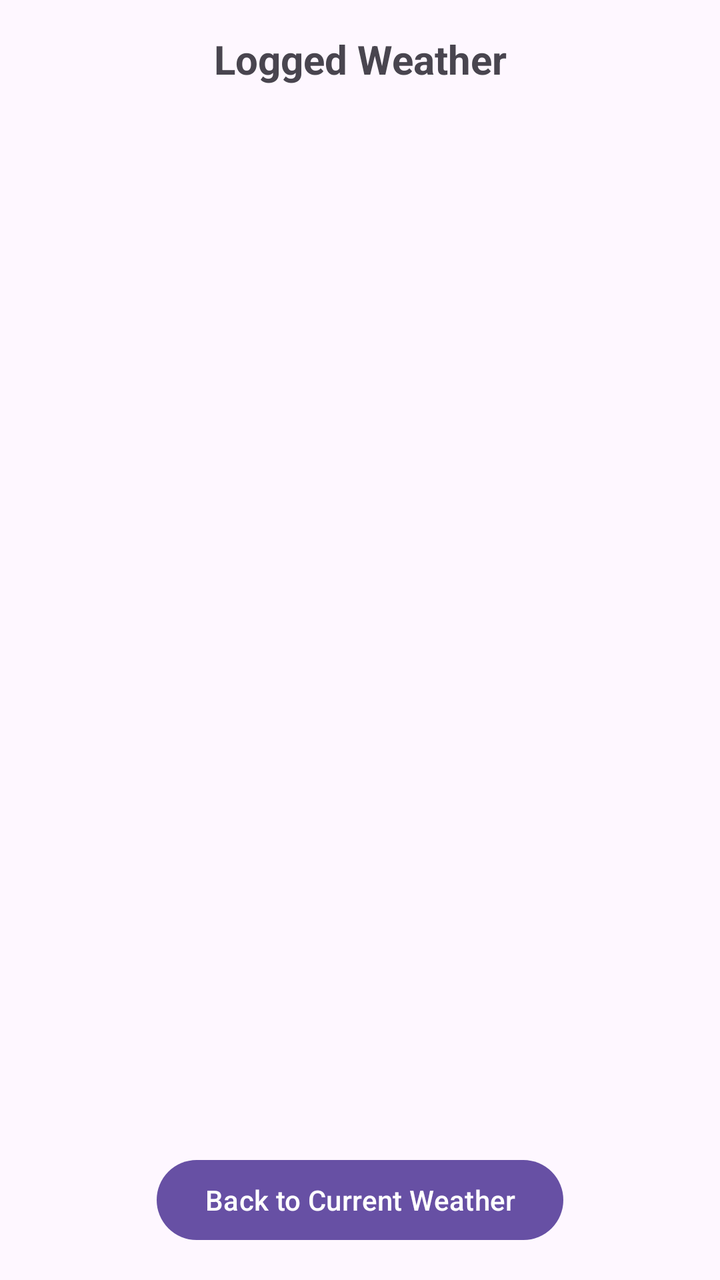
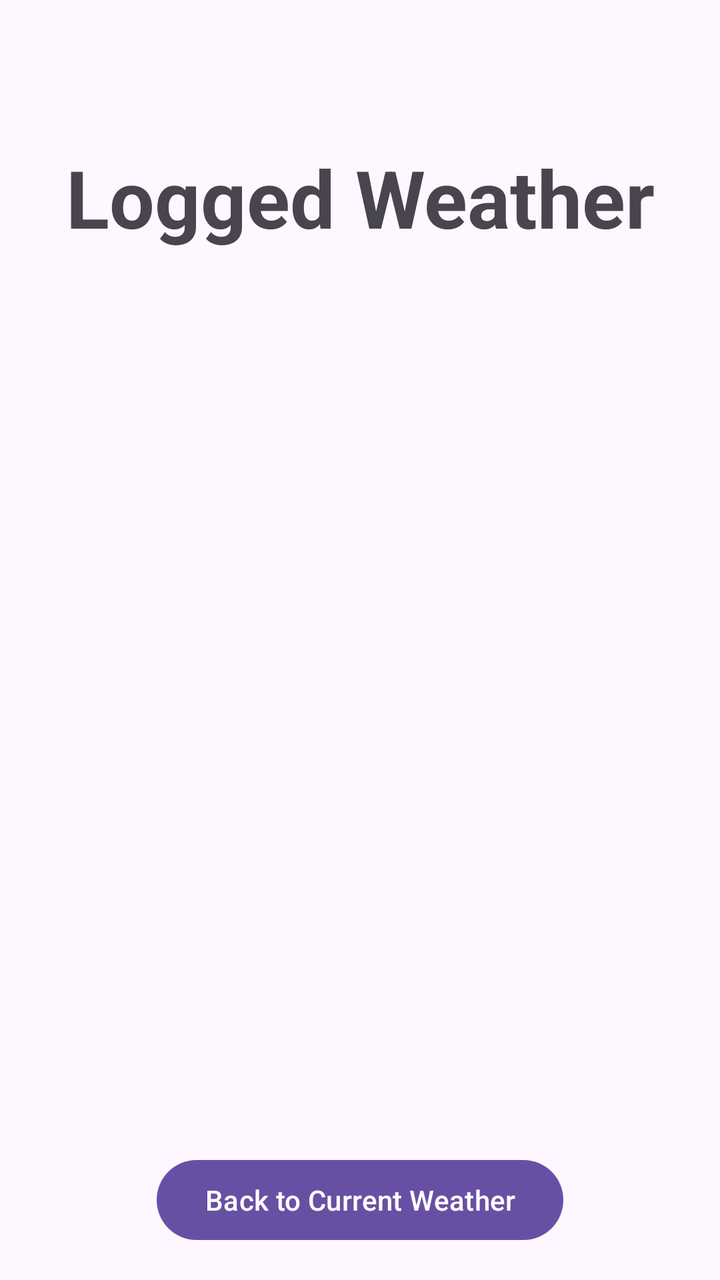

Before-and-after screenshots of an Android layout around one commit, followed by the original layout XML and the change that was made.
<!-- AndroidManifest.xml: application theme Theme.WeatherApp -->
<!-- res/layout/activity_history.xml -->
<?xml version="1.0" encoding="utf-8"?>
<androidx.constraintlayout.widget.ConstraintLayout
    xmlns:android="http://schemas.android.com/apk/res/android"
    xmlns:app="http://schemas.android.com/apk/res-auto"
    android:layout_width="match_parent"
    android:layout_height="match_parent">

    <TextView
        android:id="@+id/headerText"
        android:layout_width="0dp"
        android:layout_height="wrap_content"
        android:text="Logged Weather"
        android:textSize="20sp"
        android:textStyle="bold"
        app:layout_constraintTop_toTopOf="parent"
        app:layout_constraintStart_toStartOf="parent"
        app:layout_constraintEnd_toEndOf="parent"
        android:padding="16dp"
        android:gravity="center"/>

    <androidx.recyclerview.widget.RecyclerView
        android:id="@+id/historyRecyclerView"
        android:layout_width="0dp"
        android:layout_height="0dp"
        android:scrollbars="vertical"
        app:layout_constraintTop_toBottomOf="@+id/headerText"
        app:layout_constraintBottom_toTopOf="@+id/backButton"
        app:layout_constraintStart_toStartOf="parent"
        app:layout_constraintEnd_toEndOf="parent"/>

    <Button
        android:id="@+id/backButton"
        android:layout_width="wrap_content"
        android:layout_height="wrap_content"
        android:text="Back to Current Weather"
        app:layout_constraintBottom_toBottomOf="parent"
        app:layout_constraintStart_toStartOf="parent"
        app:layout_constraintEnd_toEndOf="parent"
        android:layout_marginTop="16dp"
        android:layout_marginBottom="16dp"/>

</androidx.constraintlayout.widget.ConstraintLayout>
<!-- resources referenced by this layout -->
<resources>
  <style name="Theme.WeatherApp" parent="Base.Theme.WeatherApp" />
  <style name="Base.Theme.WeatherApp" parent="Theme.Material3.DayNight.NoActionBar">
          
          
      </style>
</resources>

<!-- the commit's change to res/layout/activity_history.xml (unified diff, before → after) -->
@@ -9,22 +9,24 @@
         android:id="@+id/headerText"
         android:layout_width="0dp"
         android:layout_height="wrap_content"
+        android:layout_marginTop="56dp"
+        android:gravity="center"
+        android:padding="16dp"
         android:text="Logged Weather"
-        android:textSize="20sp"
+        android:textSize="40sp"
         android:textStyle="bold"
-        app:layout_constraintTop_toTopOf="parent"
+        app:layout_constraintEnd_toEndOf="parent"
+        app:layout_constraintHorizontal_bias="0.0"
         app:layout_constraintStart_toStartOf="parent"
-        app:layout_constraintEnd_toEndOf="parent"
-        android:padding="16dp"
-        android:gravity="center"/>
+        app:layout_constraintTop_toTopOf="parent" />
 
     <androidx.recyclerview.widget.RecyclerView
         android:id="@+id/historyRecyclerView"
         android:layout_width="0dp"
         android:layout_height="0dp"
         android:scrollbars="vertical"
-        app:layout_constraintTop_toBottomOf="@+id/headerText"
-        app:layout_constraintBottom_toTopOf="@+id/backButton"
+        app:layout_constraintTop_toBottomOf="@id/headerText"
+        app:layout_constraintBottom_toTopOf="@id/backButton"
         app:layout_constraintStart_toStartOf="parent"
         app:layout_constraintEnd_toEndOf="parent"/>
 
@@ -38,5 +40,4 @@
         app:layout_constraintEnd_toEndOf="parent"
         android:layout_marginTop="16dp"
         android:layout_marginBottom="16dp"/>
-
 </androidx.constraintlayout.widget.ConstraintLayout>
